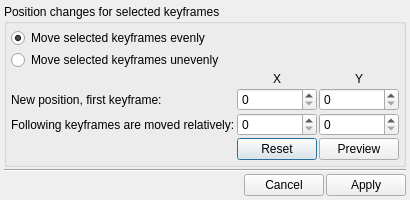
First picture: the form in app/ui/positiontransformdialog.ui, repository davidlamhauge/pencil, before the edit.
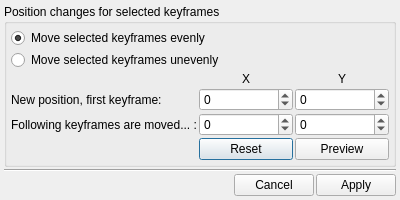
Second picture: the form after the edit.

Patch:
```diff
--- a/app/ui/positiontransformdialog.ui
+++ b/app/ui/positiontransformdialog.ui
@@ -97,23 +97,51 @@
          </widget>
         </item>
         <item row="1" column="1">
-         <widget class="QSpinBox" name="sbXNew"/>
+         <widget class="QSpinBox" name="sbXNew">
+          <property name="minimum">
+           <number>-9999</number>
+          </property>
+          <property name="maximum">
+           <number>9999</number>
+          </property>
+         </widget>
         </item>
         <item row="1" column="2">
-         <widget class="QSpinBox" name="sbYNew"/>
+         <widget class="QSpinBox" name="sbYNew">
+          <property name="minimum">
+           <number>-9999</number>
+          </property>
+          <property name="maximum">
+           <number>9999</number>
+          </property>
+         </widget>
         </item>
         <item row="2" column="0">
          <widget class="QLabel" name="labMoveParams">
           <property name="text">
-           <string>Following keyframes are moved relatively:</string>
+           <string>Following keyframes are moved... :</string>
           </property>
          </widget>
         </item>
         <item row="2" column="1">
-         <widget class="QSpinBox" name="sbXMove"/>
+         <widget class="QSpinBox" name="sbXMove">
+          <property name="minimum">
+           <number>-9999</number>
+          </property>
+          <property name="maximum">
+           <number>9999</number>
+          </property>
+         </widget>
         </item>
         <item row="2" column="2">
-         <widget class="QSpinBox" name="sbYMove"/>
+         <widget class="QSpinBox" name="sbYMove">
+          <property name="minimum">
+           <number>-9999</number>
+          </property>
+          <property name="maximum">
+           <number>9999</number>
+          </property>
+         </widget>
         </item>
         <item row="3" column="1">
          <widget class="QPushButton" name="btnReset">
```
